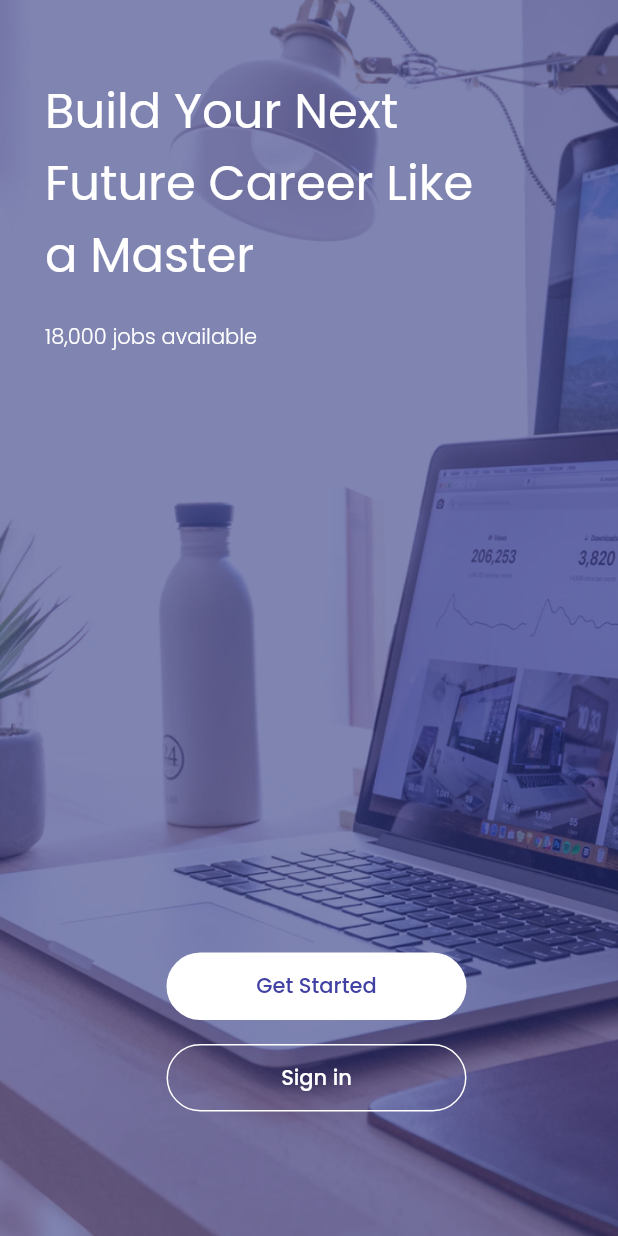
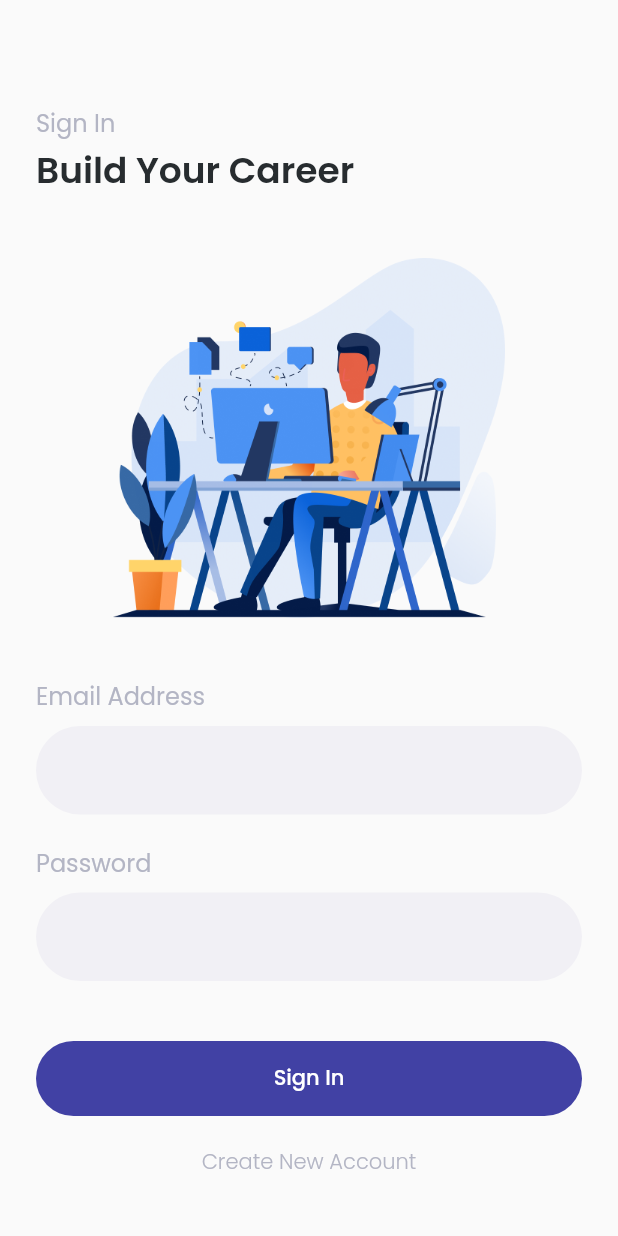
Before and after one commit to amnamaharani/future_jobs, a Flutter app: the screen it shows after launch, after a tap on "Sign in", on a phone screen of 412 x 824 dp. Run offline on Flutter 3.47's test engine with Material 2 defaults, Android fonts, the phone set to English and light mode, and no system bars; our stand-ins replace google_fonts.

Commit message:
Add SignIn Page

```diff
--- /dev/null
+++ b/lib/pages/signin_page.dart
@@ -0,0 +1,125 @@
+import 'package:flutter/material.dart';
+import 'package:future_jobs/theme.dart';
+import 'package:google_fonts/google_fonts.dart';
+
+class SignIn extends StatelessWidget {
+  @override
+  Widget build(BuildContext context) {
+    return MaterialApp(
+      debugShowCheckedModeBanner: false,
+      home: Scaffold(
+        body: Padding(
+          padding: const EdgeInsets.only(
+            top: 70,
+            left: 24,
+            right: 24,
+          ),
+          child: SingleChildScrollView(
+            child: Column(
+              crossAxisAlignment: CrossAxisAlignment.start,
+              children: [
+                Text(
+                  'Sign In',
+                  style: titleTextStyle,
+                ),
+                SizedBox(height: 2,),
+                Text(
+                  'Build Your Career',
+                  style: subTitleTextStyle,
+                ),
+                SizedBox(height: 40,),
+                Center(
+                  child: Column(
+                    children: [
+                      Image.asset(
+                        'assets/illustration_one.png',
+                        width: 262,
+                        height: 240,
+                      ),
+                    ],
+                  ),
+                ),
+                SizedBox(height: 40,),
+                Column(
+                  crossAxisAlignment: CrossAxisAlignment.start,
+                  children: [
+                    Text(
+                      'Email Address',
+                      style: titleTextStyle,
+                    ),
+                    SizedBox(height: 8,),
+                    TextFormField(
+                      decoration: InputDecoration(
+                        fillColor: Color(0xffF1F0F5),
+                        filled: true,
+                        enabledBorder: OutlineInputBorder(
+                          borderRadius: BorderRadius.circular(100),
+                          borderSide: BorderSide.none,
+                        ),
+                        focusedBorder: OutlineInputBorder(
+                          borderRadius: BorderRadius.circular(100),
+                          borderSide: BorderSide.none,
+                        ),
+                      ),
+                    ),
+                    SizedBox(height: 20,),
+                    Text(
+                      'Password',
+                      style: titleTextStyle,
+                    ),
+                    SizedBox(height: 8,),
+                    TextFormField(
+                      decoration: InputDecoration(
+                        fillColor: Color(0xffF1F0F5),
+                        filled: true,
+                        enabledBorder: OutlineInputBorder(
+                          borderRadius: BorderRadius.circular(100),
+                          borderSide: BorderSide.none,
+                        ),
+                        focusedBorder: OutlineInputBorder(
+                          borderRadius: BorderRadius.circular(100),
+                          borderSide: BorderSide.none,
+                        ),
+                      ),
+                    ),
+                  ],
+                ),
+                SizedBox(height: 40,),
+                Container(
+                  width: 400,
+                  height: 50,
+                  child: TextButton(
+                    style: TextButton.styleFrom(
+                      backgroundColor: Color(0xff4141A4),
+                      shape: RoundedRectangleBorder(
+                        borderRadius: BorderRadius.circular(66),
+                      ),
+                    ),
+                    onPressed: () {},
+                    child: Text(
+                      'Sign In',
+                      style: buttonTextStyle,
+                    ),
+                  ),
+                ),
+                Padding(
+                  padding: const EdgeInsets.only(top: 20, bottom: 80),
+                  child: Center(
+                    child: Text(
+                      'Create New Account',
+                      style: GoogleFonts.poppins(
+                        color: Color(0xffB3B5C4),
+                        fontSize: 14,
+                        fontWeight: FontWeight.w300,
+                      ),
+                    ),
+                  ),
+                ),
+              ],
+            ),
+          ),
+        ),
+      ),
+    );
+  }
+}
--- a/lib/pages/started_page.dart
+++ b/lib/pages/started_page.dart
@@ -1,4 +1,5 @@
 import 'package:flutter/material.dart';
+import 'package:future_jobs/pages/signin_page.dart';
 import 'package:google_fonts/google_fonts.dart';
 
 class GetStartedPage extends StatelessWidget {
@@ -15,7 +16,8 @@ class GetStartedPage extends StatelessWidget {
               ),
             ),
           ),
-          Padding(
+          SingleChildScrollView(
+            child: Padding(
               padding: const EdgeInsets.only(top: 50, left: 30, right: 20),
               child: Column(
                 crossAxisAlignment: CrossAxisAlignment.start,
@@ -70,7 +72,12 @@ class GetStartedPage extends StatelessWidget {
                         height: 45,
                         width: 200,
                         child: OutlinedButton(
-                        onPressed: () {},
+                          onPressed: () {
+                            Navigator.push(
+                              context,
+                              MaterialPageRoute(builder: (context) => SignIn()),
+                            );
+                          },
                           style: OutlinedButton.styleFrom(
                             side: BorderSide(color: Colors.white),
                             shape: RoundedRectangleBorder(
@@ -92,6 +99,7 @@ class GetStartedPage extends StatelessWidget {
                 ],
               ),
             ),
+          ),
 
         ],
       ),
--- /dev/null
+++ b/lib/theme.dart
@@ -0,0 +1,28 @@
+import 'package:flutter/material.dart';
+import 'package:google_fonts/google_fonts.dart';
+
+//Splash Screen Text Style
+TextStyle splashTextStyle = GoogleFonts.poppins(
+  color: Color(0xffFFFFFF),
+  fontSize: 32,
+  fontWeight: FontWeight.w600,
+);
+
+//SignIn Screen Text Style
+TextStyle titleTextStyle = GoogleFonts.poppins(
+  color: Color(0xffB3B5C4),
+  fontSize: 16,
+  fontWeight: FontWeight.w400,
+);
+
+TextStyle subTitleTextStyle = GoogleFonts.poppins(
+  color: Color(0xff272C2F),
+  fontSize: 24,
+  fontWeight: FontWeight.w600,
+);
+
+TextStyle buttonTextStyle = GoogleFonts.poppins(
+  color: Color(0xffFFFFFF),
+  fontSize: 14,
+  fontWeight: FontWeight.w500,
+);
```
Also changed, not shown: assets/illustration_one.png (added). Lines whose indentation alone changed are shown as unchanged.
